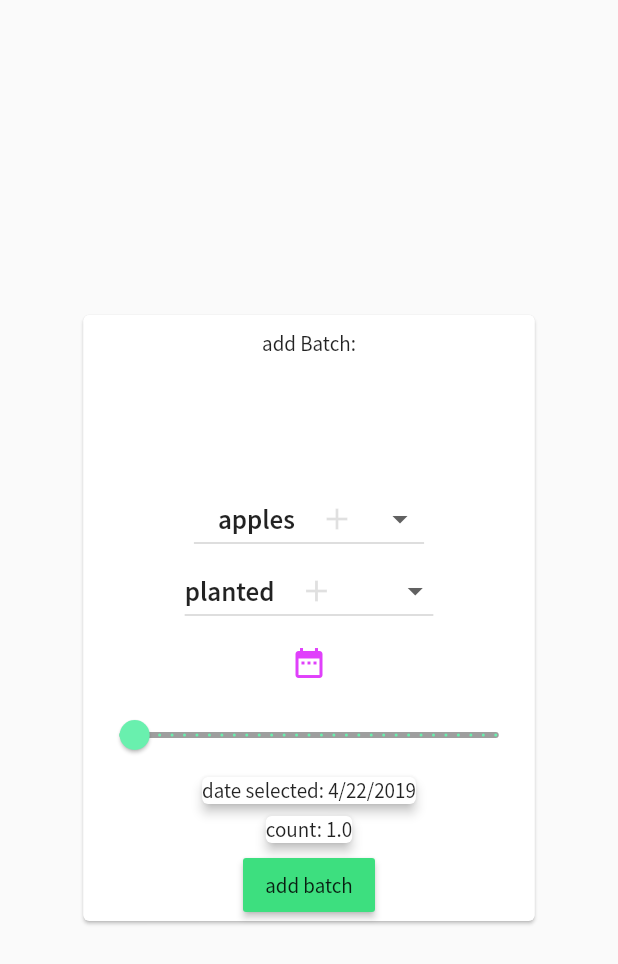
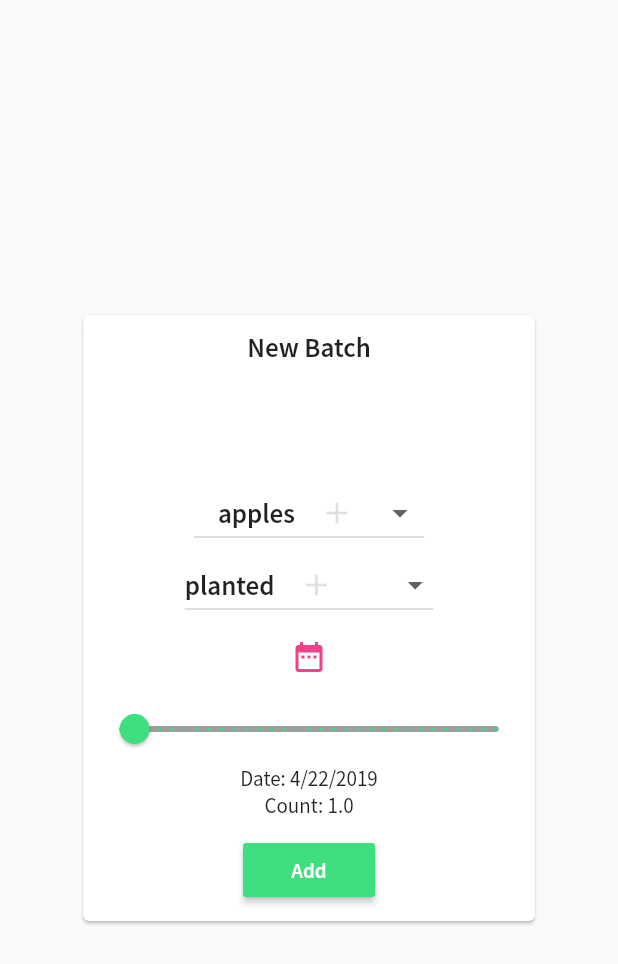
Before and after one commit to OscarEReyes/garden_hero, a Flutter app: the AddPlantDialog widget shown alone on an empty page, opened directly, on a phone screen of 412 x 824 dp. Shown: the top 964 px of the screen. Run offline on Flutter 3.47's test engine with Material 2 defaults, Android fonts, the phone set to English and light mode, and no system bars; our stand-ins replace carousel_slider, cloud_firestore, firebase_auth, google_sign_in, rxdart; accounts and stored records are empty.

Commit message:
UI changes and app theme changes

```diff
--- a/lib/dialogs/add_plant_dialog.dart
+++ b/lib/dialogs/add_plant_dialog.dart
@@ -106,13 +106,8 @@ class _NewPlantDialogState extends State<AddPlantDialog> {
           ),
 
           IconButton(
-            icon: Icon(
-              Icons.date_range,
-              color: Colors.purpleAccent,
-            ),
-            onPressed: () {
-              _selectDate(context);
-            },
+            icon: Icon(Icons.date_range, color: Theme.of(context).accentColor,),
+            onPressed: () => _selectDate(context),
           ),
           Container(
             child: Slider(
@@ -121,18 +116,13 @@ class _NewPlantDialogState extends State<AddPlantDialog> {
               max: 30,
               min: 0,
               divisions: 30,
-              activeColor: Colors.greenAccent,
+              activeColor: Theme.of(context).primaryColor,
               inactiveColor: Colors.grey,
               label: widget.numPlants.toString(),
             ),
           ),
-
-          Card(
-              elevation: 3.0,
-              child: Text("date selected: $batchStr")),
-          Card(
-              elevation: 3.0,
-              child: Text("count: ${widget.numPlants.toString()}")),
+          Text("Date: $batchStr"),
+          Text("Count: ${widget.numPlants.toString()}"),
         ],
       ),
     );
@@ -158,9 +148,7 @@ class _NewPlantDialogState extends State<AddPlantDialog> {
                             IconButton(
                               alignment: Alignment.centerRight,
                               color: Colors.black12,
-                              icon: Icon(
-                                Icons.add,
-                              ),
+                              icon: Icon(Icons.add,),
                               onPressed: () {
                                 print("added\t$value");
                               },
@@ -168,9 +156,7 @@ class _NewPlantDialogState extends State<AddPlantDialog> {
                           ],
                         ));
                   }).toList(),
-                  onChanged: (String value) {
-                    _onTypeSwitched(value);
-                  },
+                  onChanged: (String value) =>_onTypeSwitched(value),
                 ),
               ),
             ],
@@ -226,35 +212,32 @@ class _NewPlantDialogState extends State<AddPlantDialog> {
           child: Form(
             child: Column(
               mainAxisAlignment: MainAxisAlignment.spaceEvenly,
-                crossAxisAlignment: CrossAxisAlignment.center,
               children: <Widget>[
                 Expanded(
                   child: Padding(
                     padding: const EdgeInsets.only(top: 10),
-                        child: Text("add Batch:")),
+                    child: Text("New Batch",
+                      style: theme.textTheme.subhead,)
+                  ),
                   flex: 1,
                 ),
                 Container(child: _showBatch(context)),
-                  Container(
+                Padding(
+	                padding: const EdgeInsets.all(10.0),
 	                child: RaisedButton(
-                      padding: const EdgeInsets.all(5.0),
                     onPressed: () {
-
-
                       setState(() {
-                         // widget._batch.fromMap(widget.toMap());
-                        // widget.id+=1;
-                       //   widget.d = widget.id.toString();
                         widget._id = widget.gardenID+widget.id.toString();
                         widget._batch = widget.toMap();
                         widget.id++;
-
                       });
                       print("id:\t${widget._batch["id"]}\t"+widget.id.toString());
                       widget.plantListBloc.inBatch.add(widget._batch);
                       Navigator.pop(context);
                     },
-                      child: Text("add batch", style: theme.textTheme.button),
+                    child: Text("Add",
+	                    style: theme.textTheme.button
+                    ),
                   ),
                 ),
               ],
--- a/lib/main.dart
+++ b/lib/main.dart
@@ -13,7 +13,8 @@ ThemeData theme = ThemeData(
 		title: TextStyle(fontSize: 20, fontWeight: FontWeight.w600),
 		subtitle: TextStyle(fontSize: 16, fontWeight: FontWeight.w400),
 		subhead: TextStyle(fontSize: 18, fontWeight: FontWeight.w600),
-		body1: TextStyle(fontSize: 14, fontWeight: FontWeight.w400)
+		body1: TextStyle(fontSize: 14, fontWeight: FontWeight.w400),
+		button: TextStyle(fontSize: 14, fontWeight: FontWeight.w600, color: Colors.white)
 	)
 );
 
--- a/lib/pages/garden_list_page.dart
+++ b/lib/pages/garden_list_page.dart
@@ -5,7 +5,6 @@ import 'package:garden_hero/blocs/garden_list_bloc.dart';
 import 'package:garden_hero/blocs/plant_list_bloc.dart';
 import 'package:garden_hero/dialogs/new_garden_dialog.dart';
 import 'package:garden_hero/models/garden.dart';
-import 'package:garden_hero/garden/screens/plant_page.dart';
 import 'package:garden_hero/pages/plant_list_page.dart';
 class GardenListPage extends StatelessWidget {
   GardenListPage();
```
Also changed, not shown: lib/pages/plant_list_page.dart (+26 -21 lines). Lines whose indentation alone changed are shown as unchanged.
